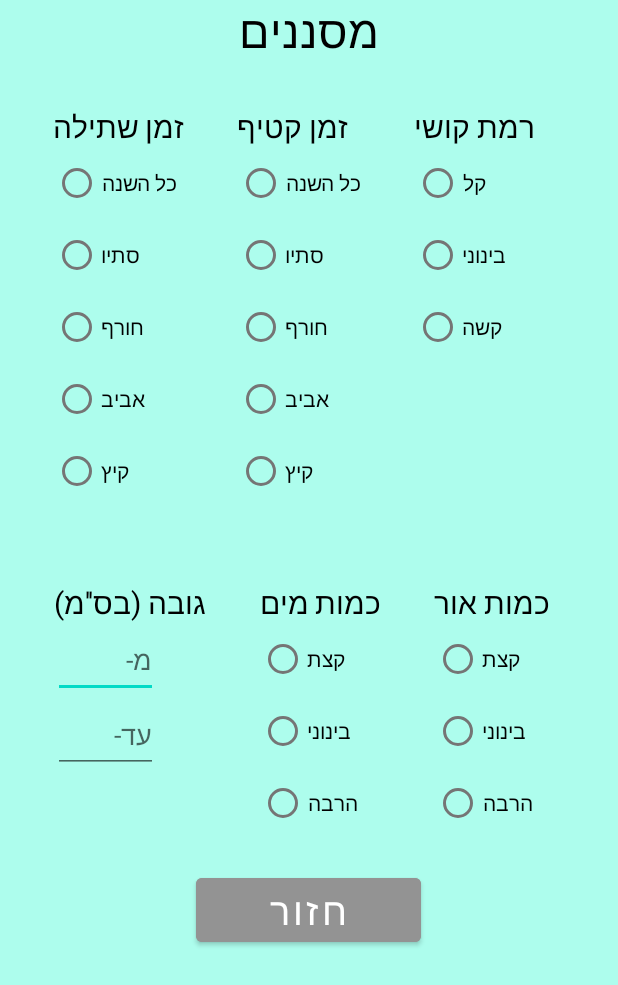
After one commit to nitai234/WikyBotany, an Android app: the layout dialog_filters.xml on its own in the app's theme, with its tools: preview values and no code run, on a phone screen of 412 x 824 dp. The commit adds this screen. Shown: the top 985 px of the screen. Run offline under Robolectric (Android 15) with nearby library versions, the phone set to English and light mode, and no system bars.

Commit message:
תחילת מסננים

```diff
--- /dev/null
+++ b/app/src/main/java/com/example/wikybotany/Filters.java
@@ -0,0 +1,90 @@
+package com.example.wikybotany;
+
+public class Filters
+{
+
+    //1-= כלום
+    private int plantTime; // 0= כל השנה, 1= סתיו, 2= חורף, 3= אביב, 4= קיץ,
+    private int pickTime; //כנ"ל
+    private int difficult; // 1= קל, 2= בינוני, 3= קשה
+    private int high;
+    private int water; // 1= קצת, 2= בינוני, 3= הרבה
+    private int light; //כנ"ל
+
+    public Filters(int plantTime, int pickTime, int difficult, int high, int water, int light)
+    {
+        this.plantTime = plantTime;
+        this.pickTime = pickTime;
+        this.difficult = difficult;
+        this.high = high;
+        this.water = water;
+        this.light = light;
+    }
+
+    public Filters()
+    {
+        this.plantTime = -1;
+        this.pickTime = -1;
+        this.difficult = -1;
+        this.high = -1;
+        this.water = -1;
+        this.light = -1;
+    }
+
+    public boolean isFilters()
+    {
+        if ((this.pickTime + this.plantTime + this.difficult + this.high + this.water + this.light) != -6)
+        {
+            return true;
+        }
+        return false;
+    }
+
+    public int getPlantTime() {
+        return plantTime;
+    }
+
+    public void setPlantTime(int plantTime) {
+        this.plantTime = plantTime;
+    }
+
+    public int getPickTime() {
+        return pickTime;
+    }
+
+    public void setPickTime(int pickTime) {
+        this.pickTime = pickTime;
+    }
+
+    public int getDifficult() {
+        return difficult;
+    }
+
+    public void setDifficult(int difficult) {
+        this.difficult = difficult;
+    }
+
+    public int getHigh() {
+        return high;
+    }
+
+    public void setHigh(int high) {
+        this.high = high;
+    }
+
+    public int getWater() {
+        return water;
+    }
+
+    public void setWater(int water) {
+        this.water = water;
+    }
+
+    public int getLight() {
+        return light;
+    }
+
+    public void setLight(int light) {
+        this.light = light;
+    }
+}
--- a/app/src/main/java/com/example/wikybotany/MainActivity.java
+++ b/app/src/main/java/com/example/wikybotany/MainActivity.java
@@ -2,6 +2,7 @@ package com.example.wikybotany;
 
 import androidx.appcompat.app.AppCompatActivity;
 
+import android.app.Dialog;
 import android.os.Bundle;
 import android.util.Log;
 import android.view.Menu;
@@ -11,25 +12,37 @@ import android.view.View;
 import android.widget.AdapterView;
 import android.widget.ArrayAdapter;
 import android.widget.Button;
+import android.widget.EditText;
 import android.widget.ListView;
+import android.widget.RadioButton;
+import android.widget.RadioGroup;
 import android.widget.Spinner;
 import android.widget.Toast;
 
-public class MainActivity extends AppCompatActivity implements AdapterView.OnItemSelectedListener, View.OnClickListener {
 
+public class MainActivity extends AppCompatActivity implements /*AdapterView.OnItemSelectedListener,*/ View.OnClickListener {
+
+    Button BTsearch, BTshowAll, BTlocation, BTfilter;
+    EditText ETsearch;
+    Dialog DIfilters;
+    Filters filters;
     @Override
     protected void onCreate(Bundle savedInstanceState) {
         super.onCreate(savedInstanceState);
         setContentView(R.layout.activity_main);
 
-        Spinner spinner;
 
-        Button BTsearch, BTshowAll, BTlocation;
+        // Spinner spinner;
+        //  spinner = findViewById(R.id.Spcategories);
+       // spinner.setOnItemSelectedListener(this);
+       // ArrayAdapter<CharSequence> adapter = ArrayAdapter.createFromResource(this, R.array.categories_array, android.R.layout.simple_spinner_item);
 
+        filters = new Filters();
 
-        spinner = findViewById(R.id.Spcategories);
-        spinner.setOnItemSelectedListener(this);
-        ArrayAdapter<CharSequence> adapter = ArrayAdapter.createFromResource(this, R.array.categories_array, android.R.layout.simple_spinner_item);
+        ETsearch = findViewById(R.id.ETsearch);
+
+        BTfilter = findViewById(R.id.BTfilter);
+        BTfilter.setOnClickListener(this);
 
         BTsearch = findViewById(R.id.BTsrc);
         BTsearch.setOnClickListener(this);
@@ -42,7 +55,7 @@ public class MainActivity extends AppCompatActivity implements AdapterView.OnIte
 
 
 
-        spinner.setAdapter(adapter);
+     //   spinner.setAdapter(adapter);
     }
 
 
@@ -51,9 +64,38 @@ public class MainActivity extends AppCompatActivity implements AdapterView.OnIte
     @Override
     public void onClick(View view)
     {
+        if (view == BTfilter)
+        {
+            createFilterDialog();
+        }
+    }
+
+    public void createFilterDialog()
+    {
+        DIfilters = new Dialog(this);
+        DIfilters.setContentView(R.layout.dialog_filters);
+        DIfilters.setTitle("מסננים");
+
+        RadioGroup RGpick = findViewById(R.id.RGpickTime);
+        RGpick.check(filters.getPickTime());
+        RGpick.setOnCheckedChangeListener(new RadioGroup.OnCheckedChangeListener() {
+            @Override
+            public void onCheckedChanged(RadioGroup radioGroup, int i) {
+                filters.setPickTime(i);
+            }
+        });
+
+        RadioGroup RGplant = findViewById(R.id.RGplntTime);
+        RGplant.setOnCheckedChangeListener(new RadioGroup.OnCheckedChangeListener() {
+            @Override
+            public void onCheckedChanged(RadioGroup radioGroup, int i) {
+                filters.setPickTime(i);
+            }
+        });
+
+        DIfilters.show();
 
     }
-
 
     @Override
     public boolean onCreateOptionsMenu(Menu menu)
@@ -63,7 +105,7 @@ public class MainActivity extends AppCompatActivity implements AdapterView.OnIte
         return true;
     }
 
-    @Override
+   @Override
     public boolean onOptionsItemSelected(MenuItem item)
     {
         super.onOptionsItemSelected(item);
@@ -84,19 +126,20 @@ public class MainActivity extends AppCompatActivity implements AdapterView.OnIte
         }
         return true;
     }
-    @Override
-    public void onItemSelected(AdapterView<?> adapterView, View view, int i, long l)
-    {
-        String criterion = adapterView.getItemAtPosition(i).toString();
-        Log.d("spinner choose",criterion + "is choosen");
-    }
-
-    @Override
-    public void onNothingSelected(AdapterView<?> adapterView)
-    {
-
-    }
 
 
+//    @Override
+//    public void onItemSelected(AdapterView<?> adapterView, View view, int i, long l)
+//    {
+//        String criterion = adapterView.getItemAtPosition(i).toString();
+//        Log.d("spinner choose",criterion + "is choosen");
+//    }
+//
+//    @Override
+//    public void onNothingSelected(AdapterView<?> adapterView)
+//    {
+//
+//    }
+//
 
 }
--- a/app/src/main/res/layout/activity_main.xml
+++ b/app/src/main/res/layout/activity_main.xml
@@ -8,7 +8,7 @@
     tools:context=".MainActivity">
 
     <EditText
-        android:id="@+id/EDsearch"
+        android:id="@+id/ETsearch"
         android:layout_width="match_parent"
         android:layout_height="50dp"
 
--- /dev/null
+++ b/app/src/main/res/layout/dialog_filters.xml
@@ -0,0 +1,300 @@
+<?xml version="1.0" encoding="utf-8"?>
+<LinearLayout xmlns:android="http://schemas.android.com/apk/res/android"
+    android:layout_width="match_parent"
+    android:layout_height="match_parent"
+    android:layout_gravity="center"
+    android:orientation="vertical"
+    android:background="#7750FBD9">
+
+
+    <TextView
+        android:layout_width="wrap_content"
+        android:layout_height="wrap_content"
+        android:text="מסננים"
+        android:textSize="30sp"
+        android:textColor="#000000"
+        android:layout_gravity="center"/>
+
+    <LinearLayout
+        android:layout_width="wrap_content"
+        android:layout_height="wrap_content"
+        android:orientation="horizontal"
+        android:layout_marginTop="30dp">
+
+
+        <LinearLayout
+            android:layout_width="wrap_content"
+            android:layout_height="wrap_content"
+            android:orientation="vertical"
+            android:layout_marginLeft="35dp">
+
+            <TextView
+                android:layout_width="wrap_content"
+                android:layout_height="wrap_content"
+                android:text="זמן שתילה"
+                android:textSize="20sp"
+                android:textColor="#000000"/>
+
+            <RadioGroup
+                android:layout_width="wrap_content"
+                android:layout_height="wrap_content"
+                android:id="@+id/RGpickTime">
+
+                <RadioButton
+                    android:layout_width="wrap_content"
+                    android:layout_height="wrap_content"
+                    android:id="@+id/Pick0"
+                    android:text="כל השנה"/>
+
+                <RadioButton
+                    android:layout_width="wrap_content"
+                    android:layout_height="wrap_content"
+                    android:id="@+id/Pick1"
+                    android:text="סתיו" />
+
+                <RadioButton
+                    android:layout_width="wrap_content"
+                    android:layout_height="wrap_content"
+                    android:id="@+id/Pick2"
+                    android:text="חורף"/>
+
+                <RadioButton
+                    android:layout_width="wrap_content"
+                    android:layout_height="wrap_content"
+                    android:id="@+id/Pick3"
+                    android:text="אביב"/>
+
+                <RadioButton
+                    android:layout_width="wrap_content"
+                    android:layout_height="wrap_content"
+                    android:id="@+id/Pick4"
+                    android:text="קיץ"/>
+
+            </RadioGroup>
+        </LinearLayout>
+
+
+        <LinearLayout
+            android:layout_width="wrap_content"
+            android:layout_height="wrap_content"
+            android:orientation="vertical"
+            android:layout_marginLeft="35dp">
+
+            <TextView
+                android:layout_width="wrap_content"
+                android:layout_height="wrap_content"
+                android:text="זמן קטיף"
+                android:textSize="20sp"
+                android:textColor="#000000"/>
+
+            <RadioGroup
+                android:layout_width="wrap_content"
+                android:layout_height="wrap_content"
+                android:id="@+id/RGplntTime">
+
+                <RadioButton
+                    android:layout_width="wrap_content"
+                    android:layout_height="wrap_content"
+                    android:id="@+id/Plant0"
+                    android:text="כל השנה"/>
+
+                <RadioButton
+                    android:layout_width="wrap_content"
+                    android:layout_height="wrap_content"
+                    android:id="@+id/Plant1"
+                    android:text="סתיו" />
+
+                <RadioButton
+                    android:layout_width="wrap_content"
+                    android:layout_height="wrap_content"
+                    android:id="@+id/Plant2"
+                    android:text="חורף"/>
+
+                <RadioButton
+                    android:layout_width="wrap_content"
+                    android:layout_height="wrap_content"
+                    android:id="@+id/Plant3"
+                    android:text="אביב"/>
+
+                <RadioButton
+                    android:layout_width="wrap_content"
+                    android:layout_height="wrap_content"
+                    android:id="@+id/Plant4"
+                    android:text="קיץ"/>
+
+            </RadioGroup>
+        </LinearLayout>
+
+
+        <LinearLayout
+            android:layout_width="wrap_content"
+            android:layout_height="wrap_content"
+            android:orientation="vertical"
+            android:layout_marginLeft="35dp">
+
+            <TextView
+                android:layout_width="wrap_content"
+                android:layout_height="wrap_content"
+                android:text="רמת קושי"
+                android:textSize="20sp"
+                android:textColor="#000000"/>
+
+            <RadioGroup
+                android:layout_width="wrap_content"
+                android:layout_height="wrap_content"
+                android:id="@+id/RGdifficult">
+
+                <RadioButton
+                    android:layout_width="wrap_content"
+                    android:layout_height="wrap_content"
+                    android:id="@+id/difficult1"
+                    android:text="קל"/>
+
+                <RadioButton
+                    android:layout_width="wrap_content"
+                    android:layout_height="wrap_content"
+                    android:id="@+id/difficult2"
+                    android:text="בינוני"/>
+
+                <RadioButton
+                    android:layout_width="wrap_content"
+                    android:layout_height="wrap_content"
+                    android:id="@+id/difficult3"
+                    android:text="קשה"/>
+
+            </RadioGroup>
+        </LinearLayout>
+
+
+    </LinearLayout>
+
+
+
+    <LinearLayout
+        android:layout_width="wrap_content"
+        android:layout_height="wrap_content"
+        android:orientation="horizontal"
+        android:layout_marginTop="50dp">
+
+
+        <LinearLayout
+            android:layout_width="wrap_content"
+            android:layout_height="wrap_content"
+            android:orientation="vertical"
+            android:layout_marginLeft="35dp">
+
+            <TextView
+                android:layout_width="wrap_content"
+                android:layout_height="wrap_content"
+                android:text="גובה (בס''מ)"
+                android:textSize="20sp"
+                android:textColor="#000000"/>
+
+           <EditText
+               android:layout_width="70dp"
+               android:layout_height="50dp"
+               android:id="@+id/EThighF"
+               android:hint="מ-"
+               />
+
+            <EditText
+                android:layout_width="70dp"
+                android:layout_height="50dp"
+                android:id="@+id/EThighT"
+                android:hint="עד-"/>
+        </LinearLayout>
+
+
+        <LinearLayout
+            android:layout_width="wrap_content"
+            android:layout_height="wrap_content"
+            android:orientation="vertical"
+            android:layout_marginLeft="35dp">
+
+            <TextView
+                android:layout_width="wrap_content"
+                android:layout_height="wrap_content"
+                android:text="כמות מים"
+                android:textSize="20sp"
+                android:textColor="#000000"/>
+
+            <RadioGroup
+                android:layout_width="wrap_content"
+                android:layout_height="wrap_content"
+                android:id="@+id/RGwater">
+
+                <RadioButton
+                    android:layout_width="wrap_content"
+                    android:layout_height="wrap_content"
+                    android:id="@+id/Water1"
+                    android:text="קצת" />
+
+                <RadioButton
+                    android:layout_width="wrap_content"
+                    android:layout_height="wrap_content"
+                    android:id="@+id/Water2"
+                    android:text="בינוני"/>
+
+                <RadioButton
+                    android:layout_width="wrap_content"
+                    android:layout_height="wrap_content"
+                    android:id="@+id/Water3"
+                    android:text="הרבה"/>
+
+            </RadioGroup>
+        </LinearLayout>
+
+
+        <LinearLayout
+            android:layout_width="wrap_content"
+            android:layout_height="wrap_content"
+            android:orientation="vertical"
+            android:layout_marginLeft="35dp">
+
+            <TextView
+                android:layout_width="wrap_content"
+                android:layout_height="wrap_content"
+                android:text="כמות אור"
+                android:textSize="20sp"
+                android:textColor="#000000"/>
+
+            <RadioGroup
+                android:layout_width="wrap_content"
+                android:layout_height="wrap_content"
+                android:id="@+id/RGlight">
+
+                <RadioButton
+                    android:layout_width="wrap_content"
+                    android:layout_height="wrap_content"
+                    android:id="@+id/Light1"
+                    android:text="קצת"/>
+
+                <RadioButton
+                    android:layout_width="wrap_content"
+                    android:layout_height="wrap_content"
+                    android:id="@+id/Light2"
+                    android:text="בינוני"/>
+
+                <RadioButton
+                    android:layout_width="wrap_content"
+                    android:layout_height="wrap_content"
+                    android:id="@+id/Light3"
+                    android:text="הרבה"/>
+
+            </RadioGroup>
+        </LinearLayout>
+
+    </LinearLayout>
+    <Button
+        android:layout_width="150dp"
+        android:layout_height="wrap_content"
+        android:id="@+id/BTDback"
+        android:layout_gravity="center"
+        android:layout_marginTop="20dp"
+        android:backgroundTint="#939393"
+        android:text="חזור"
+        android:textSize="25dp"
+        android:textColor="#FFFFFF"
+        />
+
+</LinearLayout>
```
